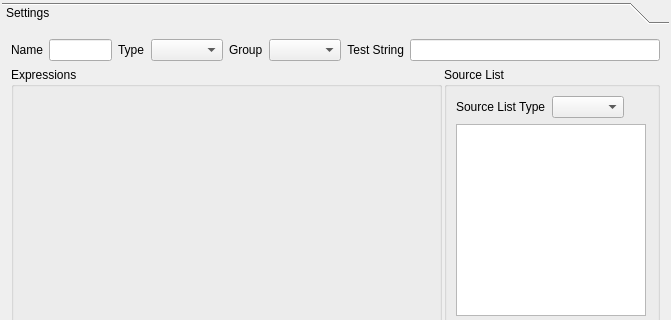
Above: plugins/bitfinder/filter/filterdetails.ui from KDE/ktorrent before the change; both pictures show x 0 to 671 and y 0 to 320 of the 671 by 525 pixel window. Below: the same form after it.
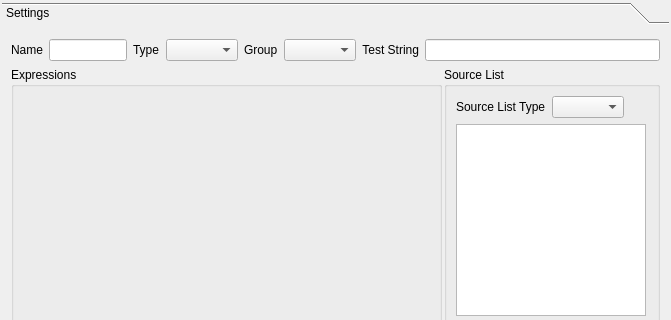
That is the form after the change. Custom widgets are drawn as their Qt base class.

Commit message: Some rearranging of setup of widgets to make more sense (filtersview now handles it's own toolbar management) Can now add and remove filters Changing type/name pushes updates to filtersview and the tab title

The edit to the form file:
```diff
--- a/plugins/bitfinder/filter/filterdetails.ui
+++ b/plugins/bitfinder/filter/filterdetails.ui
@@ -105,7 +105,7 @@
           <widget class="QLineEdit" name="testString" >
            <property name="sizePolicy" >
             <sizepolicy vsizetype="Fixed" hsizetype="Expanding" >
-             <horstretch>4</horstretch>
+             <horstretch>3</horstretch>
              <verstretch>0</verstretch>
             </sizepolicy>
            </property>
```
The commit also changes 6 other files.
